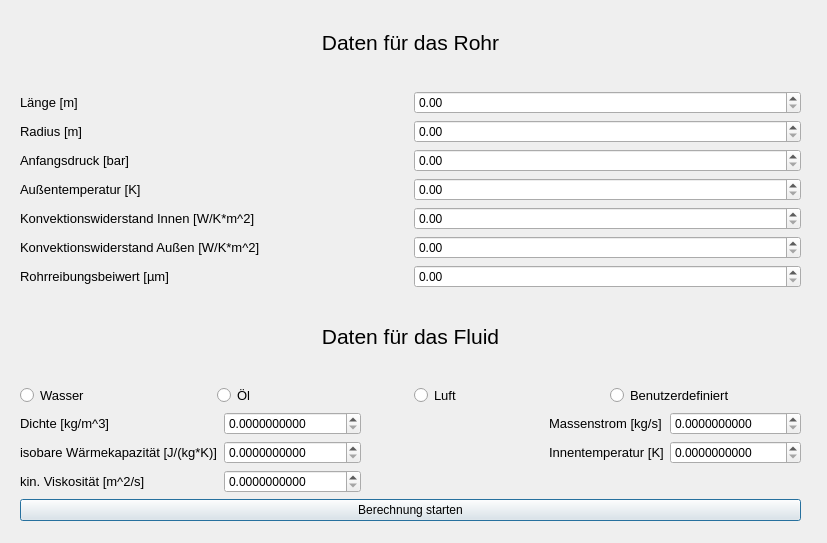
Before: the Qt Designer form src/dateneingabe.ui in maxiimilian/btube, drawn with Qt 5.
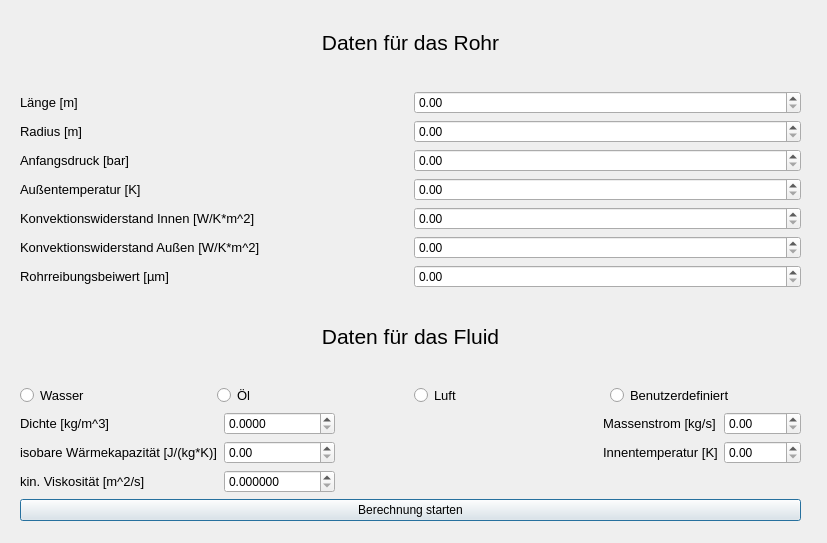
After: the same form once the commit is applied.

Diff of the .ui file:
```diff
--- a/src/dateneingabe.ui
+++ b/src/dateneingabe.ui
@@ -220,7 +220,10 @@
          <bool>false</bool>
         </property>
         <property name="decimals">
-         <number>10</number>
+         <number>4</number>
+        </property>
+        <property name="minimum">
+         <double>0.000000000000000</double>
         </property>
         <property name="maximum">
          <double>100000.000000000000000</double>
@@ -269,7 +272,7 @@
       <item row="0" column="4">
        <widget class="QDoubleSpinBox" name="Massenstrom">
         <property name="decimals">
-         <number>10</number>
+         <number>2</number>
         </property>
         <property name="maximum">
          <double>10000.000000000000000</double>
@@ -279,7 +282,7 @@
       <item row="3" column="4">
        <widget class="QDoubleSpinBox" name="temp_Innen">
         <property name="decimals">
-         <number>10</number>
+         <number>2</number>
         </property>
         <property name="maximum">
          <double>10000.000000000000000</double>
@@ -326,17 +329,23 @@
       <item row="4" column="1">
        <widget class="QDoubleSpinBox" name="Viskositaet">
         <property name="decimals">
-         <number>10</number>
+         <number>6</number>
+        </property>
+        <property name="minimum">
+         <double>0.000000000000000</double>
         </property>
         <property name="maximum">
          <double>100000.000000000000000</double>
         </property>
+        <property name="value">
+         <double>0.000000000000000</double>
+        </property>
        </widget>
       </item>
       <item row="3" column="1">
        <widget class="QDoubleSpinBox" name="cpwert">
         <property name="decimals">
-         <number>10</number>
+         <number>2</number>
         </property>
         <property name="maximum">
          <double>10000.000000000000000</double>
```
